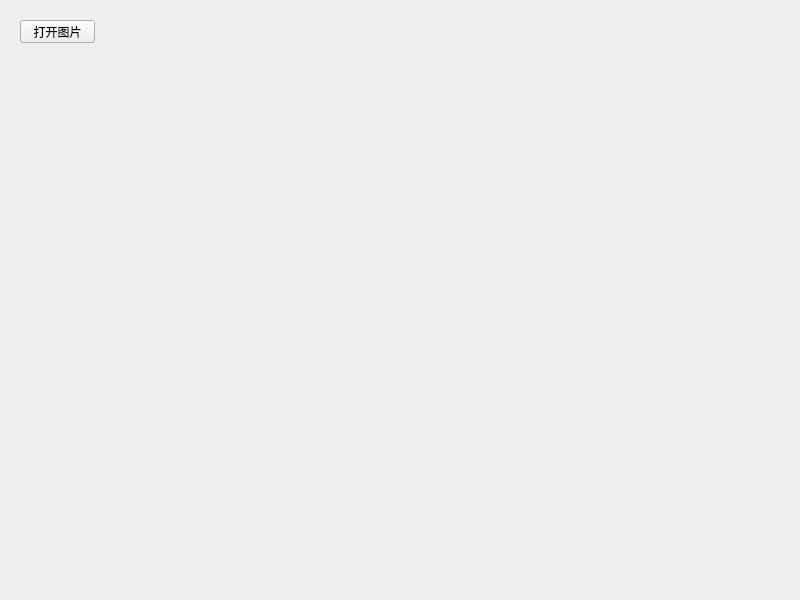
wzonline1982/QTcode, file 02/Widget_pos/widget.ui: the form before one commit.
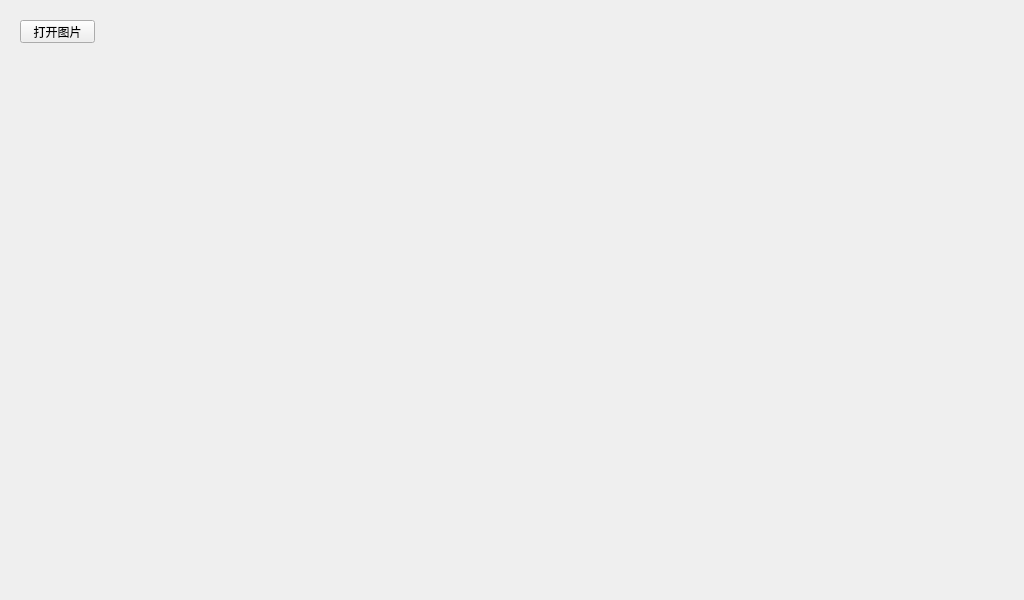
The form after the commit.

```diff
--- a/02/Widget_pos/widget.ui
+++ b/02/Widget_pos/widget.ui
@@ -6,7 +6,7 @@
    <rect>
     <x>0</x>
     <y>0</y>
-    <width>800</width>
+    <width>1024</width>
     <height>600</height>
    </rect>
   </property>
```
